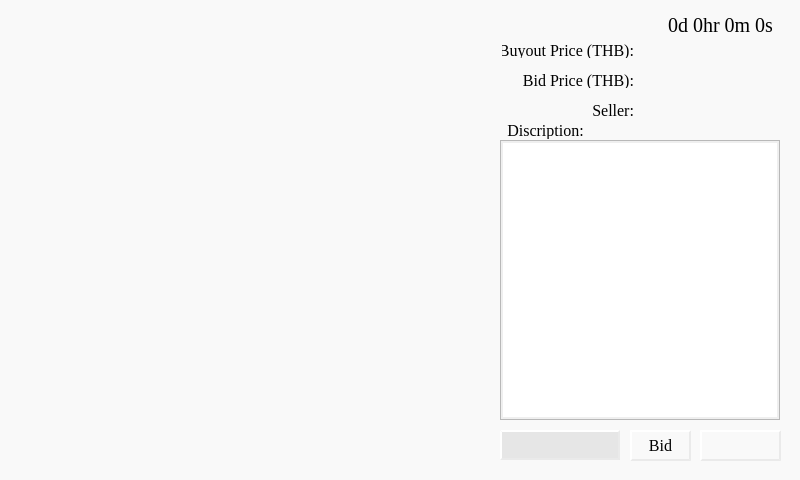
Before: the Qt Designer form chimera/ui/viewauction.ui in shiragaP/uAuction, drawn with Qt 5.
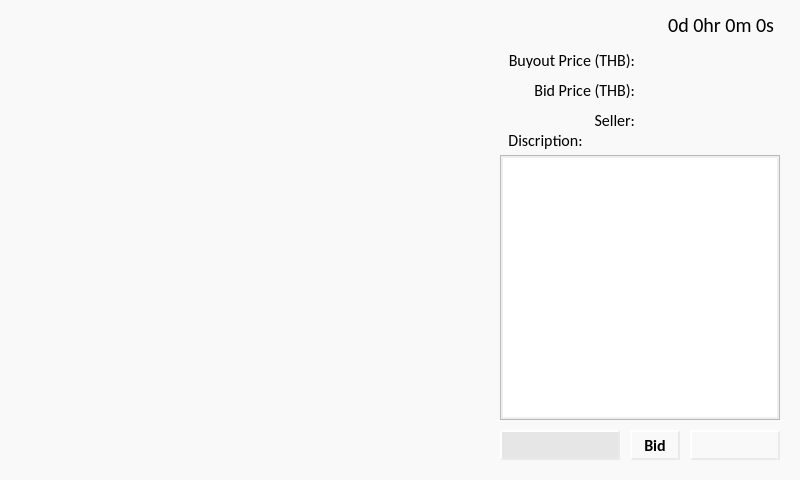
After: the same form once the commit is applied.

Diff of the .ui file:
```diff
--- a/chimera/ui/viewauction.ui
+++ b/chimera/ui/viewauction.ui
@@ -72,18 +72,18 @@
   <widget class="QPushButton" name="pushButton_02_buyitnow">
    <property name="geometry">
     <rect>
-     <x>700</x>
+     <x>690</x>
      <y>430</y>
-     <width>81</width>
-     <height>31</height>
+     <width>90</width>
+     <height>30</height>
     </rect>
    </property>
    <property name="font">
     <font>
-     <family>Times New Roman</family>
+     <family>Calibri</family>
      <pointsize>12</pointsize>
-     <weight>50</weight>
-     <bold>false</bold>
+     <weight>75</weight>
+     <bold>true</bold>
     </font>
    </property>
    <property name="text">
@@ -95,16 +95,16 @@
     <rect>
      <x>630</x>
      <y>430</y>
-     <width>61</width>
-     <height>31</height>
+     <width>50</width>
+     <height>30</height>
     </rect>
    </property>
    <property name="font">
     <font>
-     <family>Times New Roman</family>
+     <family>Calibri</family>
      <pointsize>12</pointsize>
-     <weight>50</weight>
-     <bold>false</bold>
+     <weight>75</weight>
+     <bold>true</bold>
     </font>
    </property>
    <property name="text">
@@ -137,14 +137,14 @@
    <property name="geometry">
     <rect>
      <x>500</x>
-     <y>40</y>
+     <y>50</y>
      <width>140</width>
      <height>20</height>
     </rect>
    </property>
    <property name="font">
     <font>
-     <family>Times New Roman</family>
+     <family>Calibri</family>
      <pointsize>12</pointsize>
     </font>
    </property>
@@ -159,14 +159,14 @@
    <property name="geometry">
     <rect>
      <x>500</x>
-     <y>70</y>
+     <y>80</y>
      <width>140</width>
      <height>20</height>
     </rect>
    </property>
    <property name="font">
     <font>
-     <family>Times New Roman</family>
+     <family>Calibri</family>
      <pointsize>12</pointsize>
     </font>
    </property>
@@ -181,14 +181,14 @@
    <property name="geometry">
     <rect>
      <x>500</x>
-     <y>120</y>
+     <y>130</y>
      <width>91</width>
      <height>21</height>
     </rect>
    </property>
    <property name="font">
     <font>
-     <family>Times New Roman</family>
+     <family>Calibri</family>
      <pointsize>12</pointsize>
     </font>
    </property>
@@ -203,14 +203,14 @@
    <property name="geometry">
     <rect>
      <x>500</x>
-     <y>140</y>
+     <y>155</y>
      <width>280</width>
-     <height>280</height>
+     <height>265</height>
     </rect>
    </property>
    <property name="font">
     <font>
-     <family>Times New Roman</family>
+     <family>Calibri</family>
     </font>
    </property>
   </widget>
@@ -236,14 +236,14 @@
    <property name="geometry">
     <rect>
      <x>640</x>
-     <y>40</y>
+     <y>50</y>
      <width>140</width>
      <height>20</height>
     </rect>
    </property>
    <property name="font">
     <font>
-     <family>Times New Roman</family>
+     <family>Calibri</family>
      <pointsize>12</pointsize>
     </font>
    </property>
@@ -258,14 +258,14 @@
    <property name="geometry">
     <rect>
      <x>639</x>
-     <y>70</y>
+     <y>80</y>
      <width>140</width>
      <height>20</height>
     </rect>
    </property>
    <property name="font">
     <font>
-     <family>Times New Roman</family>
+     <family>Calibri</family>
      <pointsize>12</pointsize>
     </font>
    </property>
@@ -280,14 +280,14 @@
    <property name="geometry">
     <rect>
      <x>640</x>
-     <y>100</y>
+     <y>110</y>
      <width>140</width>
      <height>20</height>
     </rect>
    </property>
    <property name="font">
     <font>
-     <family>Times New Roman</family>
+     <family>Calibri</family>
      <pointsize>12</pointsize>
     </font>
    </property>
@@ -302,14 +302,14 @@
    <property name="geometry">
     <rect>
      <x>500</x>
-     <y>100</y>
+     <y>110</y>
      <width>140</width>
      <height>20</height>
     </rect>
    </property>
    <property name="font">
     <font>
-     <family>Times New Roman</family>
+     <family>Calibri</family>
      <pointsize>12</pointsize>
     </font>
    </property>
@@ -331,7 +331,7 @@
    </property>
    <property name="font">
     <font>
-     <family>Times New Roman</family>
+     <family>Calibri</family>
      <pointsize>15</pointsize>
     </font>
    </property>
@@ -346,11 +346,16 @@
    <property name="geometry">
     <rect>
      <x>20</x>
-     <y>50</y>
+     <y>55</y>
      <width>460</width>
      <height>410</height>
     </rect>
    </property>
+   <property name="font">
+    <font>
+     <family>Calibri</family>
+    </font>
+   </property>
   </widget>
  </widget>
  <tabstops>
```
Left out of the diff: 3 changed lines with no effect on the pictures.
